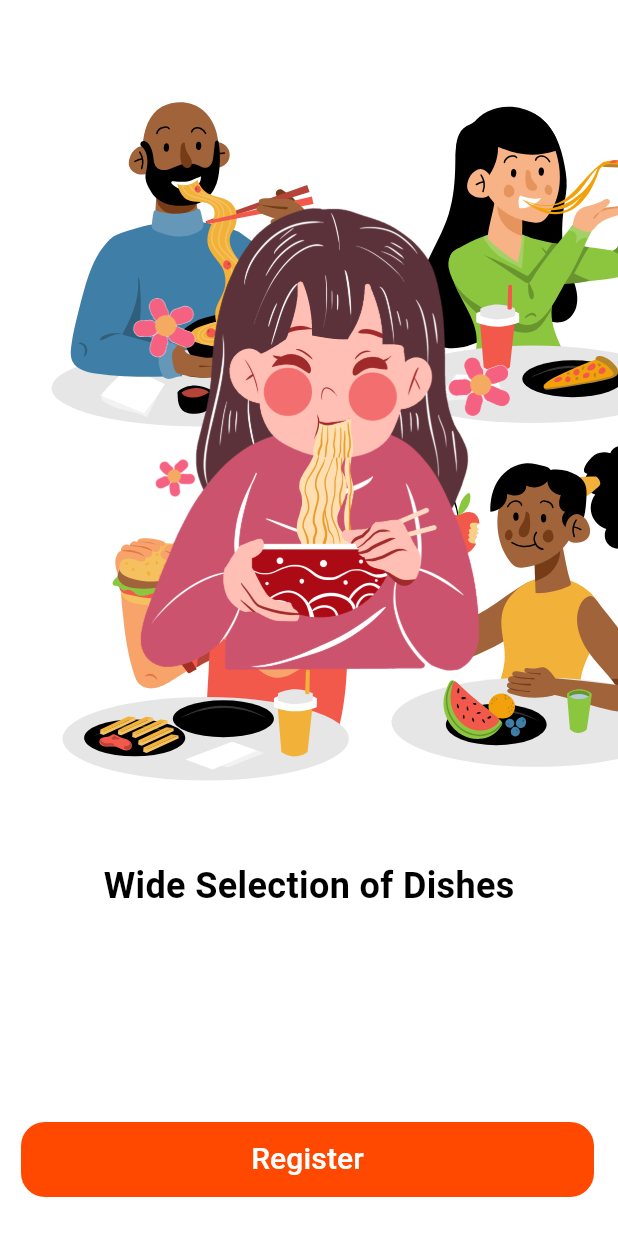
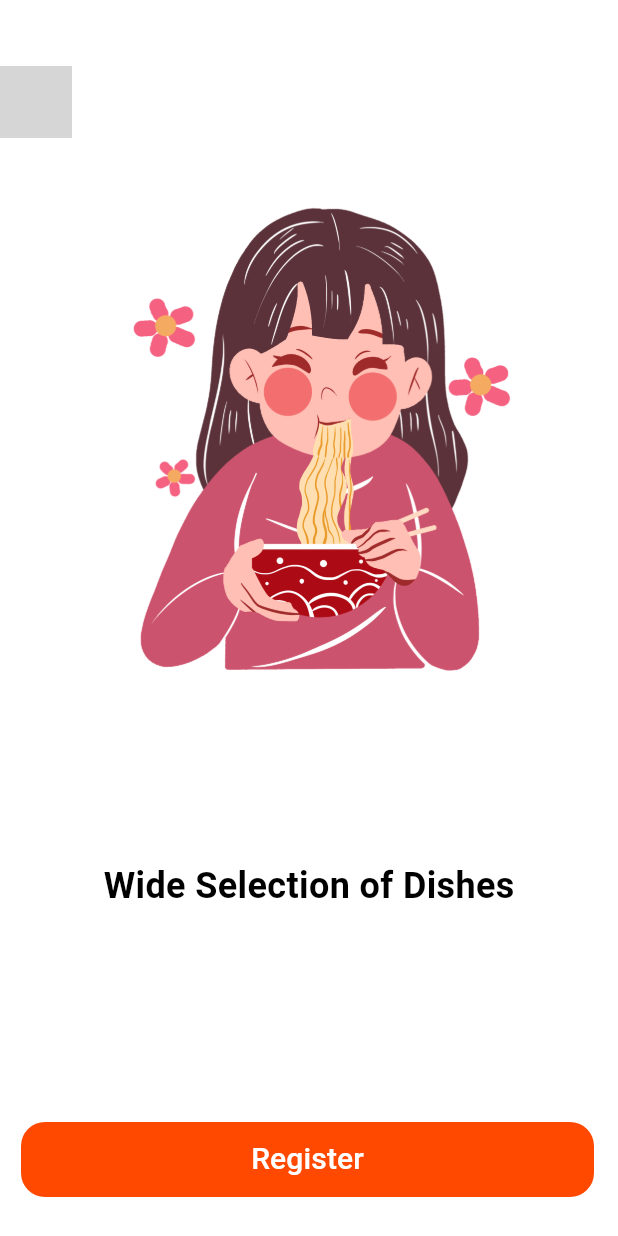
Before and after one commit to Ahmedx44/food_hub, a Flutter app: the screen it shows after launch, swiped to page 2, on a phone screen of 412 x 824 dp. Run offline on Flutter 3.47's test engine with Material 3 defaults, Android fonts, the phone set to English and light mode, and no system bars; drawn by our look-alikes of flutter_onboarding_slider; our stand-ins replace awesome_bottom_bar, carousel_slider, cloud_firestore, dartz, firebase_auth, firebase_core and 8 more; missing offline and left inert: geolocator_platform_interface; accounts and stored records are empty; grey boxes are pictures that could not be loaded.

Commit message:
"Updated theme colors, added carousel slider and smooth page indicator to homepage, and modified onboarding screen"

```diff
--- a/lib/core/theme/theme.dart
+++ b/lib/core/theme/theme.dart
@@ -4,7 +4,9 @@ final ThemeData lightMode = ThemeData(
   scaffoldBackgroundColor: Colors.white,
   colorScheme: ColorScheme.light(
     primary: const Color.fromARGB(255, 255, 72, 0),
+    onPrimaryContainer: Color.fromARGB(255, 252, 178, 148),
     secondary: Colors.grey[400]!,
+    onSecondaryContainer: Color.fromARGB(255, 240, 240, 240),
     surface: Colors.white,
     onPrimary: Colors.black,
     onSecondary: Colors.black,
@@ -18,18 +20,23 @@ final ThemeData lightMode = ThemeData(
 );
 
 final ThemeData darkMode = ThemeData(
-  scaffoldBackgroundColor: const Color.fromARGB(255, 18, 18, 18),
+  scaffoldBackgroundColor: Colors.black,
   colorScheme: ColorScheme.dark(
-    primary: const Color.fromARGB(255, 255, 72, 0),
-    secondary: Colors.grey[700]!,
-    surface: const Color.fromARGB(255, 30, 30, 30),
-    onPrimary: Colors.white,
-    onSecondary: Colors.white,
-    onTertiary: Colors.white,
+    primary:
+        const Color.fromARGB(255, 255, 72, 0), // Keep primary color the same
+    onPrimaryContainer:
+        Color.fromARGB(255, 252, 178, 148), // Keep this color as is
+    secondary: Colors.grey[800]!, // Darker shade for secondary
+    onSecondaryContainer:
+        Color.fromARGB(255, 40, 40, 40), // Darker shade for secondary container
+    surface: Colors.grey[900]!, // Dark surface color
+    onPrimary: Colors.white, // Change onPrimary to white for contrast
+    onSecondary: Colors.white, // Change onSecondary to white for contrast
+    onTertiary: Colors.black, // Change onTertiary to black for contrast
   ),
   textTheme: const TextTheme(
-    bodyLarge: TextStyle(color: Colors.white),
-    bodyMedium: TextStyle(color: Colors.white),
-    bodySmall: TextStyle(color: Colors.grey),
+    bodyLarge: TextStyle(color: Colors.white), // White text for body large
+    bodyMedium: TextStyle(color: Colors.white), // White text for body medium
+    bodySmall: TextStyle(color: Colors.grey), // Keep small text grey
   ),
 );
--- a/lib/features/onboarding/presentation/onboarding_screen.dart
+++ b/lib/features/onboarding/presentation/onboarding_screen.dart
@@ -16,8 +16,8 @@ class OnboardingScreen extends StatelessWidget {
         totalPage: 2,
         headerBackgroundColor: Colors.white,
         background: [
-          SvgPicture.asset('assets/vector/delive.svg'),
-          SvgPicture.asset('assets/vector/enjoying.svg'),
+          SvgPicture.asset(''),
+          SvgPicture.asset(''),
         ],
         speed: 1.8,
         finishButtonStyle: FinishButtonStyle(
--- a/pubspec.yaml
+++ b/pubspec.yaml
@@ -49,6 +49,8 @@ dependencies:
   shared_preferences: ^2.3.2
   geolocator: ^13.0.1
   geocoding: ^3.0.0
+  carousel_slider: ^5.0.0
+  smooth_page_indicator:
 
 dev_dependencies:
   flutter_test:
```
Also changed, not shown: lib/features/home/presentation/homepage.dart (+123 -7 lines), lib/features/home/presentation/widegt/custom_Card.dart (added, +87 -0 lines), pubspec.lock.
